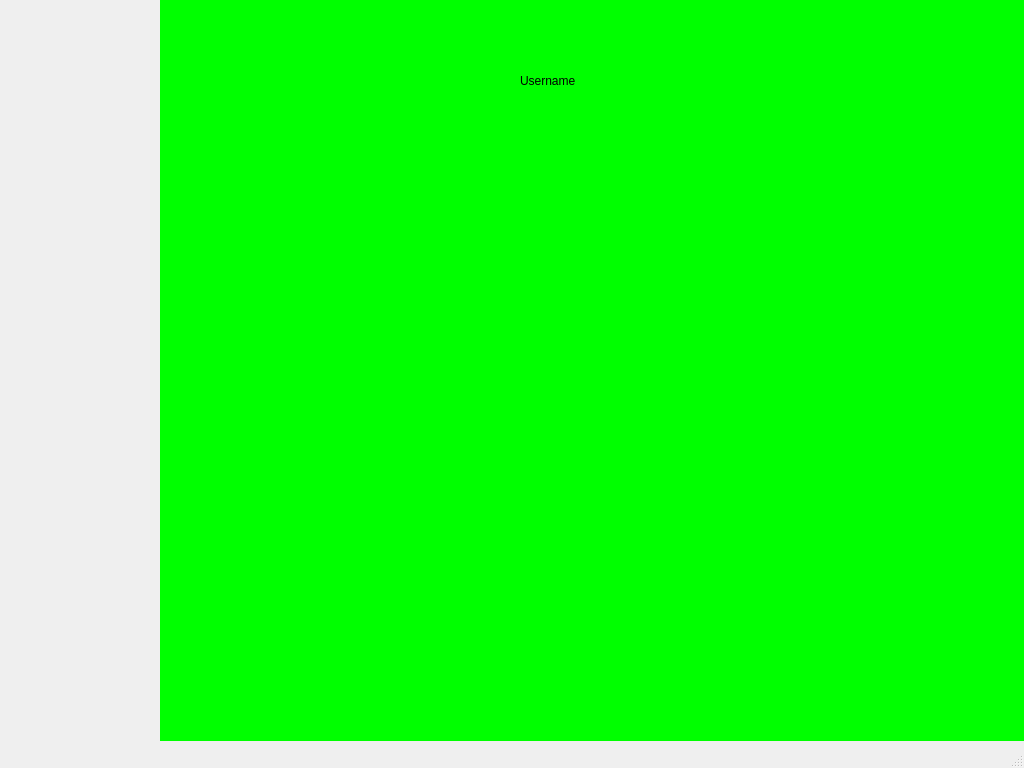
Qt form ui/mainwindow.ui (NormalHumanUserName/python-app) before a commit.
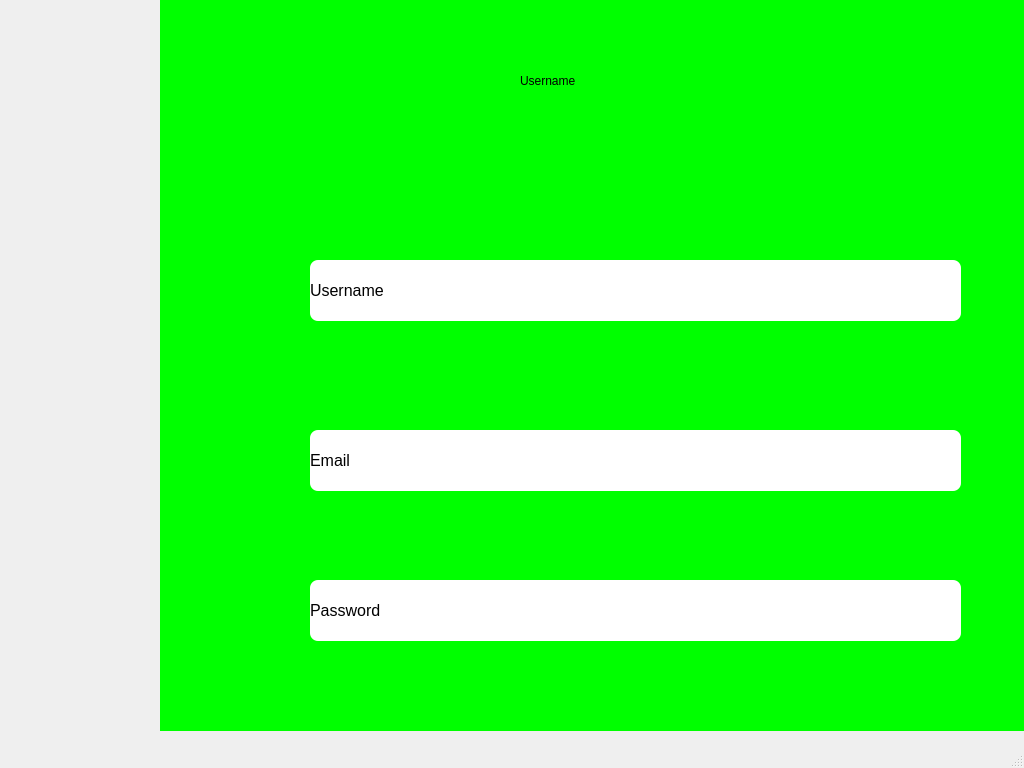
The same form after that commit. The open tabs and pages were chosen to show the change. Icons and pictures are not drawn.

```diff
--- a/ui/mainwindow.ui
+++ b/ui/mainwindow.ui
@@ -20,7 +20,7 @@
       <x>160</x>
       <y>0</y>
       <width>871</width>
-      <height>741</height>
+      <height>731</height>
      </rect>
     </property>
     <property name="styleSheet">
@@ -122,6 +122,67 @@
        <bool>true</bool>
       </property>
      </widget>
+     <widget class="QLabel" name="label_23">
+      <property name="geometry">
+       <rect>
+        <x>150</x>
+        <y>260</y>
+        <width>651</width>
+        <height>61</height>
+       </rect>
+      </property>
+      <property name="styleSheet">
+       <string notr="true">background-color: rgb(255, 255, 255);
+border: none;
+border-radius: 8px;
+font-size: 16px;
+
+    </string>
+      </property>
+      <property name="text">
+       <string>Username</string>
+      </property>
+     </widget>
+     <widget class="QLabel" name="label_24">
+      <property name="geometry">
+       <rect>
+        <x>150</x>
+        <y>430</y>
+        <width>651</width>
+        <height>61</height>
+       </rect>
+      </property>
+      <property name="styleSheet">
+       <string notr="true">background-color: rgb(255, 255, 255);
+border: none;
+border-radius: 8px;
+font-size: 16px;
+</string>
+      </property>
+      <property name="text">
+       <string>Email</string>
+      </property>
+     </widget>
+     <widget class="QLabel" name="label_25">
+      <property name="geometry">
+       <rect>
+        <x>150</x>
+        <y>580</y>
+        <width>651</width>
+        <height>61</height>
+       </rect>
+      </property>
+      <property name="styleSheet">
+       <string notr="true">background-color: rgb(255, 255, 255);
+border: none;
+border-radius: 8px;
+font-size: 16px;
+</string>
+      </property>
+      <property name="text">
+       <string>Password</string>
+      </property>
+     </widget>
     </widget>
     <widget class="QWidget" name="page_3">
      <widget class="QLabel" name="label_18">
```
Left out of the diff: 2 changed lines with no effect on the pictures.
